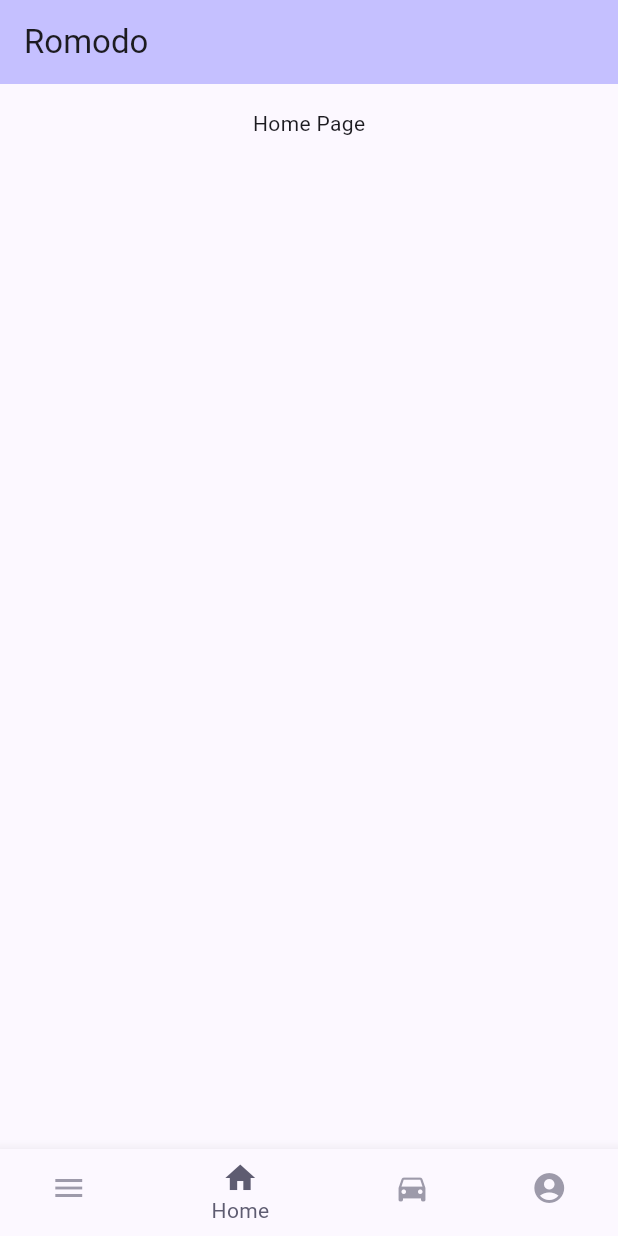
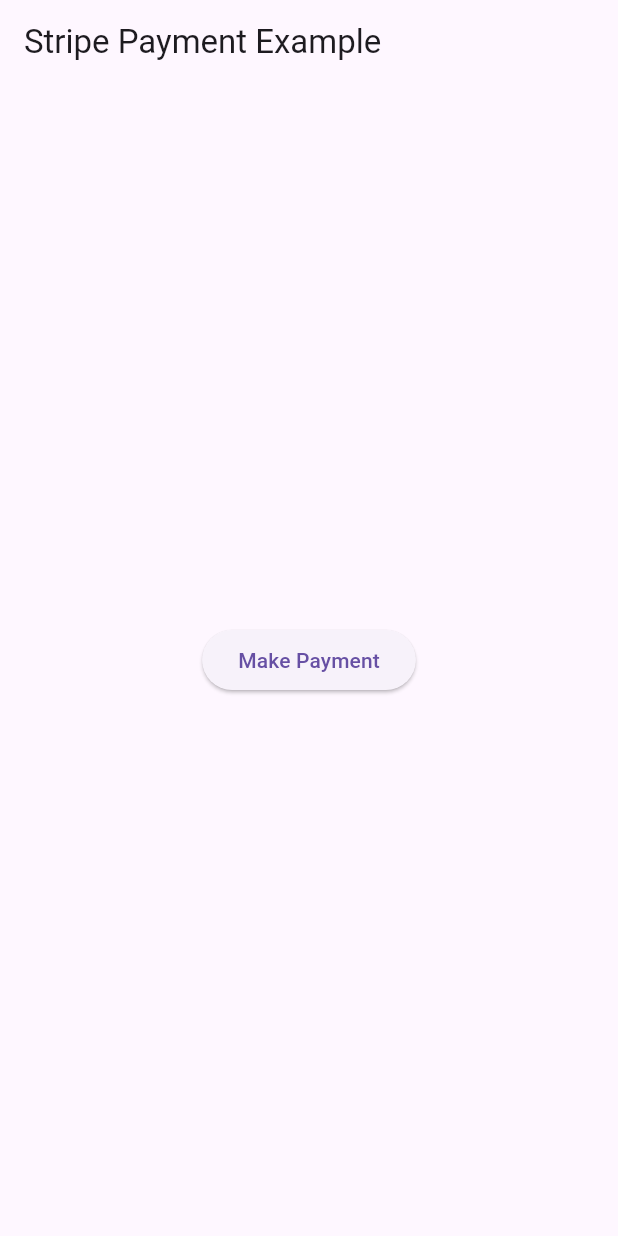
Before and after one commit to Romodo-by-BitAlchemy/passenger, a Flutter app: the screen it shows after launch, on a phone screen of 412 x 824 dp. Run offline on Flutter 3.47's test engine with Material 3 defaults, Android fonts, the phone set to English and light mode, and no system bars; our stand-ins replace google_maps_flutter; missing offline and left inert: flutter_google_places, flutter_stripe, google_maps_webservice, payout; statements that could not run were skipped.

Commit message:
stripe payment gateway

```diff
--- a/lib/main.dart
+++ b/lib/main.dart
@@ -1,73 +1,137 @@
 import 'package:flutter/material.dart';
-import 'components/bottom_nav_bar.dart';
-import 'pages/book_trip.dart';
+//import 'package:flutter_stripe/flutter_stripe.dart';
+import 'package:payout/respository/paymentProceedRespo.dart';
 
-void main() {
-  runApp(const MyApp());
+
+void main() async {
+  WidgetsFlutterBinding.ensureInitialized();
+
+  // Initialize Stripe
+  await StripePaymentHandler.initStripe();
+
+  runApp(MyApp());
 }
 
 class MyApp extends StatelessWidget {
-  const MyApp({super.key});
-
   @override
   Widget build(BuildContext context) {
     return MaterialApp(
-      title: 'Romodo',
+      title: 'Stripe Payment Example',
       theme: ThemeData(
-        colorScheme: ColorScheme.fromSeed(
-            seedColor: const Color.fromARGB(255, 59, 17, 226)),
-        useMaterial3: true,
+        primarySwatch: Colors.blue,
       ),
-      home: const MyHomePage(title: 'Romodo'),
+      home: PaymentPage(),
     );
   }
 }
 
-class MyHomePage extends StatefulWidget {
-  const MyHomePage({super.key, required this.title});
-
-  final String title;
-
-  @override
-  State<MyHomePage> createState() => _MyHomePageState();
-}
-
-class _MyHomePageState extends State<MyHomePage> {
-  int _selectedIndex = 1; // Start with the Romodo tab selected
-
-  void _onItemTapped(int index) {
-    setState(() {
-      _selectedIndex = index;
-    });
-  }
-
-  // Define your pages here. These could be actual pages or just placeholders.
-  final List<Widget> _pages = [
-    const Center(child: Text('Menu Page')),
-    const Center(child: Text('Home Page')),
-    const Center(
-      child: BookTripPage(),
-    ),
-    const Center(child: Text('Account Page')),
-  ];
+class PaymentPage extends StatelessWidget {
+  final StripePaymentHandler paymentHandler = StripePaymentHandler();
 
   @override
   Widget build(BuildContext context) {
     return Scaffold(
       appBar: AppBar(
-        backgroundColor: Theme.of(context).colorScheme.inversePrimary,
-        title: Text(widget.title),
+        title: Text('Stripe Payment Example'),
       ),
-      body: SingleChildScrollView(
-        child: Padding(
-          padding: const EdgeInsets.all(16.0),
-          child: _pages.elementAt(_selectedIndex),
+      body: Center(
+        child: ElevatedButton(
+          onPressed: () async {
+            // You might want to replace these with actual values
+            await paymentHandler.makePayment(context, 'John Doe', 'New York');
+          },
+          child: Text('Make Payment'),
         ),
-      ),
-      bottomNavigationBar: BottomNavBar(
-        selectedIndex: _selectedIndex,
-        onItemSelected: _onItemTapped,
       ),
     );
   }
 }
+
+
+
+
+
+
+
+
+
+
+
+
+
+
+
+
+// import 'package:flutter/material.dart';
+// import 'components/bottom_nav_bar.dart';
+// import 'pages/book_trip.dart';
+
+// void main() {
+//   runApp(const MyApp());
+// }
+
+// class MyApp extends StatelessWidget {
+//   const MyApp({super.key});
+
+//   @override
+//   Widget build(BuildContext context) {
+//     return MaterialApp(
+//       title: 'Romodo',
+//       theme: ThemeData(
+//         colorScheme: ColorScheme.fromSeed(
+//             seedColor: const Color.fromARGB(255, 59, 17, 226)),
+//         useMaterial3: true,
+//       ),
+//       home: const MyHomePage(title: 'Romodo'),
+//     );
+//   }
+// }
+
+// class MyHomePage extends StatefulWidget {
+//   const MyHomePage({super.key, required this.title});
+
+//   final String title;
+
+//   @override
+//   State<MyHomePage> createState() => _MyHomePageState();
+// }
+
+// class _MyHomePageState extends State<MyHomePage> {
+//   int _selectedIndex = 1; // Start with the Romodo tab selected
+
+//   void _onItemTapped(int index) {
+//     setState(() {
+//       _selectedIndex = index;
+//     });
+//   }
+
+//   // Define your pages here. These could be actual pages or just placeholders.
+//   final List<Widget> _pages = [
+//     const Center(child: Text('Menu Page')),
+//     const Center(child: Text('Home Page')),
+//     const Center(
+//       child: BookTripPage(),
+//     ),
+//     const Center(child: Text('Account Page')),
+//   ];
+
+//   @override
+//   Widget build(BuildContext context) {
+//     return Scaffold(
+//       appBar: AppBar(
+//         backgroundColor: Theme.of(context).colorScheme.inversePrimary,
+//         title: Text(widget.title),
+//       ),
+//       body: SingleChildScrollView(
+//         child: Padding(
+//           padding: const EdgeInsets.all(16.0),
+//           child: _pages.elementAt(_selectedIndex),
+//         ),
+//       ),
+//       bottomNavigationBar: BottomNavBar(
+//         selectedIndex: _selectedIndex,
+//         onItemSelected: _onItemTapped,
+//       ),
+//     );
+//   }
+// }
```
Also changed, not shown: lib/respository/paymentProceedRespo.dart (added, +125 -0 lines), 8 other files.
